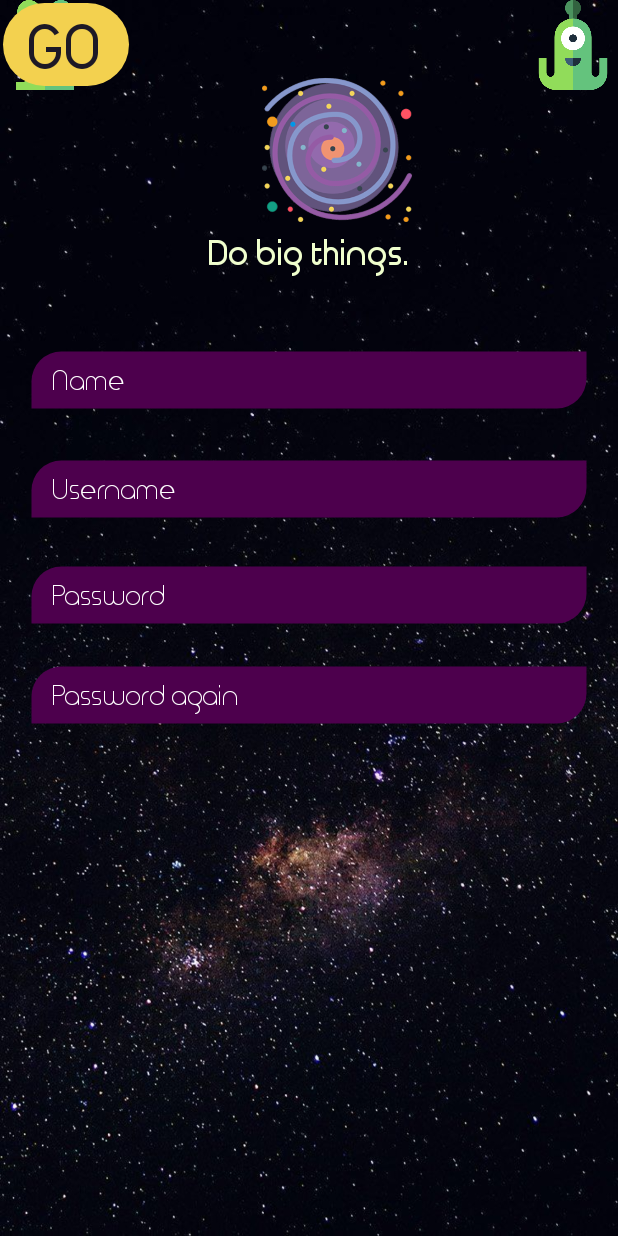
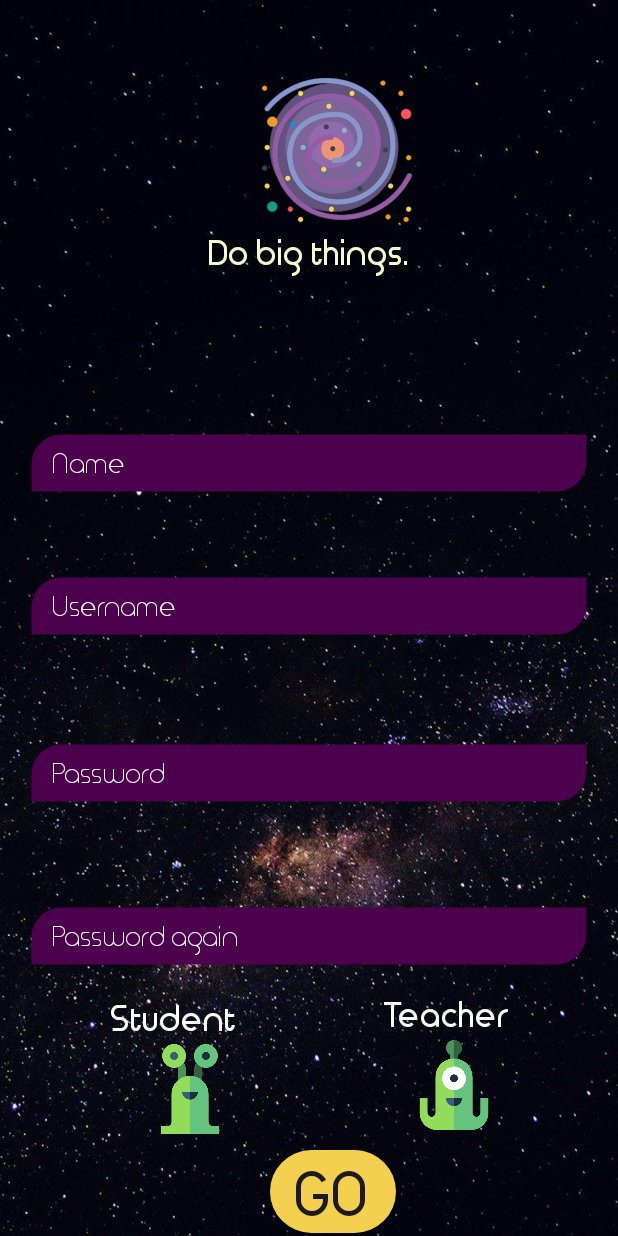
Before and after one commit to ajdinahmetovic/STEMfun, an Android app: the layout activity_sign_up_acitvity.xml on its own in the app's theme, with its tools: preview values and no code run, on a phone screen of 412 x 824 dp. Run offline under Robolectric (Android 15) with nearby library versions, the phone set to English and light mode, and no system bars.

Commit message:
Bug Fix on Registration

```diff
--- a/app/src/main/AndroidManifest.xml
+++ b/app/src/main/AndroidManifest.xml
@@ -17,9 +17,10 @@
             </intent-filter>
         </activity>
         <activity android:name=".RegistrationActivity" />
+        <activity android:name=".SignUpAcitvity" />
         <activity android:name=".MainActivity" />
         <activity android:name=".SignInActivity" />
-        <activity android:name=".RandomGenerator"></activity>
+        <activity android:name=".RandomGenerator"/>
     </application>
 
 </manifest>
--- a/app/src/main/java/space/stemfun/stemfun/AccountSelect.java
+++ b/app/src/main/java/space/stemfun/stemfun/AccountSelect.java
@@ -19,7 +19,7 @@ public class AccountSelect extends AppCompatActivity {
         login = findViewById(R.id.login);
         register = findViewById(R.id.register);
 
-        final Intent registerIntent = new Intent(this, RegistrationActivity.class);
+        final Intent registerIntent = new Intent(this, SignUpAcitvity.class);
         final Intent signinIntent = new Intent(this, SignInActivity.class);
 
         login.setOnClickListener(new View.OnClickListener() {
--- a/app/src/main/res/anim/zoomin.xml
+++ b/app/src/main/res/anim/zoomin.xml
@@ -1,7 +1,7 @@
 <set xmlns:android="http://schemas.android.com/apk/res/android" android:fillAfter="true" >
     <scale
         xmlns:android="http://schemas.android.com/apk/res/android"
-        android:duration="500"
+        android:duration="300"
         android:fromXScale="0"
         android:fromYScale="0"
         android:pivotX="50%"
--- a/app/src/main/res/anim/zoomout.xml
+++ b/app/src/main/res/anim/zoomout.xml
@@ -1,7 +1,7 @@
 <set xmlns:android="http://schemas.android.com/apk/res/android" android:fillAfter="true" >
     <scale
         xmlns:android="http://schemas.android.com/apk/res/android"
-        android:duration="500"
+        android:duration="300"
         android:fromXScale="0.5"
         android:fromYScale="0.5"
         android:pivotX="50%"
--- a/app/src/main/res/layout/activity_sign_up_acitvity.xml
+++ b/app/src/main/res/layout/activity_sign_up_acitvity.xml
@@ -12,7 +12,7 @@
         android:layout_height="match_parent"
         android:fillViewport="true"
         tools:layout_editor_absoluteX="0dp"
-        tools:layout_editor_absoluteY="0dp">
+        tools:layout_editor_absoluteY="16dp">
 
         <android.support.constraint.ConstraintLayout
             android:id="@+id/linearLayout"
@@ -66,7 +66,7 @@
                 app:layout_constraintEnd_toEndOf="parent"
                 app:layout_constraintStart_toStartOf="parent"
                 app:layout_constraintTop_toTopOf="parent"
-                app:layout_constraintVertical_bias="0.298" />
+                app:layout_constraintVertical_bias="0.368" />
 
             <EditText
                 android:id="@+id/editText2"
@@ -86,7 +86,7 @@
                 app:layout_constraintEnd_toEndOf="parent"
                 app:layout_constraintStart_toStartOf="parent"
                 app:layout_constraintTop_toBottomOf="@+id/editText"
-                app:layout_constraintVertical_bias="0.064" />
+                app:layout_constraintVertical_bias="0.121" />
 
 
             <EditText
@@ -107,7 +107,7 @@
                 app:layout_constraintEnd_toEndOf="parent"
                 app:layout_constraintStart_toStartOf="parent"
                 app:layout_constraintTop_toBottomOf="@+id/editText2"
-                app:layout_constraintVertical_bias="0.07" />
+                app:layout_constraintVertical_bias="0.199" />
 
 
             <EditText
@@ -128,15 +128,19 @@
                 app:layout_constraintEnd_toEndOf="parent"
                 app:layout_constraintStart_toStartOf="parent"
                 app:layout_constraintTop_toBottomOf="@+id/editText3"
-                app:layout_constraintVertical_bias="0.072" />
+                app:layout_constraintVertical_bias="0.275" />
 
             <ImageButton
                 android:id="@+id/imageButton"
                 android:layout_width="60dp"
                 android:layout_height="60dp"
                 android:background="@drawable/student"
-                tools:layout_editor_absoluteX="80dp"
-                tools:layout_editor_absoluteY="527dp" />
+                app:layout_constraintBottom_toBottomOf="parent"
+                app:layout_constraintEnd_toStartOf="@+id/imageButton2"
+                app:layout_constraintHorizontal_bias="0.454"
+                app:layout_constraintStart_toStartOf="parent"
+                app:layout_constraintTop_toBottomOf="@+id/textView8"
+                app:layout_constraintVertical_bias="0.0" />
 
             <TextView
                 android:id="@+id/textView8"
@@ -146,23 +150,24 @@
                 android:text="Student"
                 android:textColor="#ffffff"
                 android:textSize="23sp"
-                app:layout_constraintBottom_toTopOf="@+id/imageButton"
+                app:layout_constraintBottom_toBottomOf="parent"
                 app:layout_constraintEnd_toEndOf="parent"
-                app:layout_constraintHorizontal_bias="0.169"
+                app:layout_constraintHorizontal_bias="0.225"
                 app:layout_constraintStart_toStartOf="parent"
                 app:layout_constraintTop_toBottomOf="@+id/editText4"
-                app:layout_constraintVertical_bias="1.0" />
+                app:layout_constraintVertical_bias="0.116" />
 
             <ImageButton
                 android:id="@+id/imageButton2"
                 android:layout_width="60dp"
                 android:layout_height="60dp"
                 android:background="@drawable/teacher"
+                app:layout_constraintBottom_toBottomOf="parent"
                 app:layout_constraintEnd_toEndOf="parent"
-                app:layout_constraintHorizontal_bias="1.0"
-                app:layout_constraintStart_toEndOf="@+id/imageButton"
+                app:layout_constraintHorizontal_bias="0.774"
                 app:layout_constraintStart_toStartOf="parent"
-                tools:layout_editor_absoluteY="527dp" />
+                app:layout_constraintTop_toBottomOf="@+id/editText4"
+                app:layout_constraintVertical_bias="0.409" />
 
             <TextView
                 android:id="@+id/textView7"
@@ -173,10 +178,12 @@
                 android:textColor="#ffffff"
                 android:textSize="23sp"
                 app:layout_constraintBottom_toTopOf="@+id/imageButton2"
+                app:layout_constraintEnd_toEndOf="parent"
+                app:layout_constraintHorizontal_bias="0.578"
+                app:layout_constraintStart_toEndOf="@+id/textView8"
                 app:layout_constraintTop_toBottomOf="@+id/editText4"
                 app:layout_constraintVertical_bias="1.0"
-                app:layout_constraintVertical_chainStyle="packed"
-                tools:layout_editor_absoluteX="218dp" />
+                app:layout_constraintVertical_chainStyle="packed" />
 
             <Button
                 android:id="@+id/signinButton"
@@ -187,8 +194,12 @@
                 android:text="@string/go"
                 android:textColor="#1D1926"
                 android:textSize="40sp"
-                tools:layout_editor_absoluteX="130dp"
-                tools:layout_editor_absoluteY="770dp" />
+                app:layout_constraintBottom_toBottomOf="parent"
+                app:layout_constraintEnd_toEndOf="parent"
+                app:layout_constraintHorizontal_bias="0.55"
+                app:layout_constraintStart_toStartOf="parent"
+                app:layout_constraintTop_toBottomOf="@+id/imageButton"
+                app:layout_constraintVertical_bias="1.0" />
 
 
         </android.support.constraint.ConstraintLayout>
```
